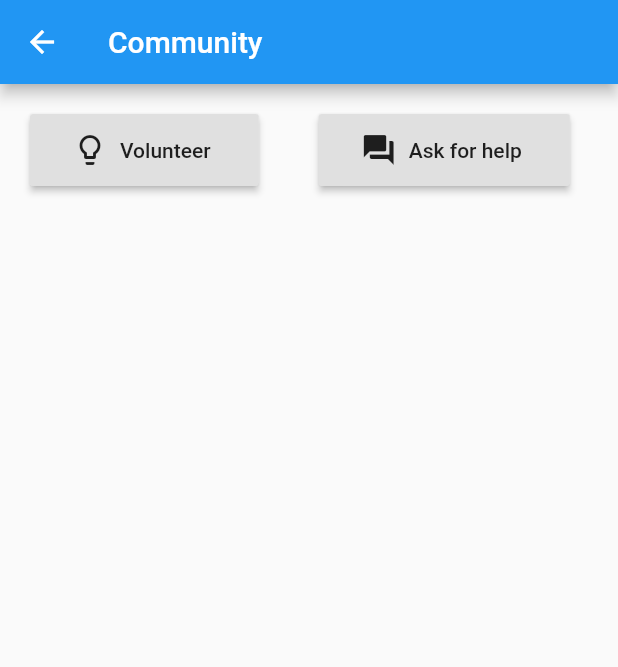
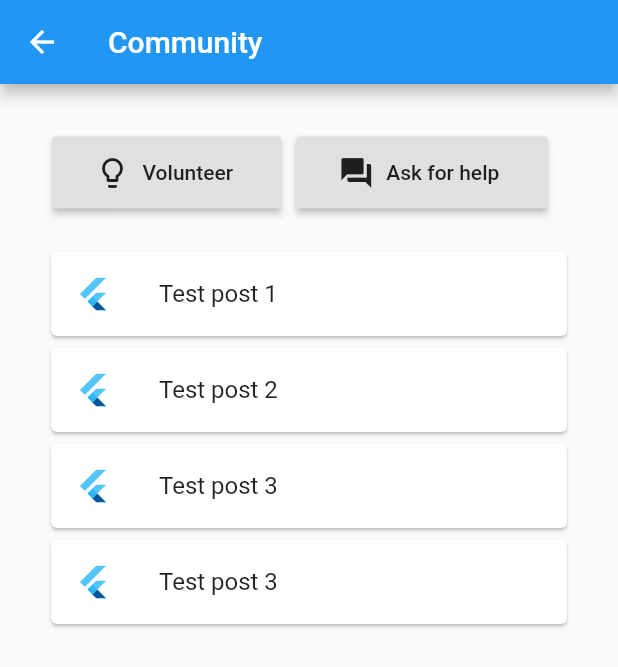
Before and after one commit to arizala13/covid_19_hackathon, a Flutter app: the CommunityViewScreen screen opened directly, on a phone screen of 412 x 824 dp. Shown: the top 667 px of the screen. Run offline on Flutter 3.47's test engine with Material 2 defaults, Android fonts, the phone set to English and light mode, and no system bars.

Commit message:
cards on community screen

```diff
--- a/lib/Screens/community_screen.dart
+++ b/lib/Screens/community_screen.dart
@@ -11,15 +11,23 @@ class _CommunityViewScreenState extends State<CommunityViewScreen> {
 
   @override
     Widget build(BuildContext context) {
-    return Scaffold(
-      appBar: AppBar(
+          return new Scaffold(
+            appBar: AppBar(
         title: Text("Community"),
         backgroundColor: Colors.blue,
       ),
-      body: Row(
-        children: [
+      body: new Padding(
+          padding: const EdgeInsets.all(30.0),
+          child:new Column(
+        children: <Widget>[
+          new Row(
+            children: <Widget>[
+            ],
+          ),
+          new Row(
+            children: <Widget>[
               Padding(
-                padding: EdgeInsets.all(20),
+                padding: EdgeInsets.all(5),
                 child: Container(
                   alignment: Alignment.topCenter,
                         child: RaisedButton(
@@ -36,7 +44,7 @@ class _CommunityViewScreenState extends State<CommunityViewScreen> {
                 ),
               ),
               Padding(
-                padding: EdgeInsets.all(20),
+                padding: EdgeInsets.all(5),
                 child: Container(
                   alignment: Alignment.topCenter,
                         child: RaisedButton(
@@ -53,20 +61,47 @@ class _CommunityViewScreenState extends State<CommunityViewScreen> {
                 ),
               ),
             ],
-      ),
-  // bottomNavigationBar: Align(
-  //     child: new ListView(
-  //     children: [
-  //               Card(
-  //       child: ListTile(
-  //         leading: FlutterLogo(),
-  //         title: Text('Test post 1'),
-  //       ),
-  //   ),
-  //     ]
-  //     ),
-  // )
-  // This doesnt work correctly. It goes over the other widgets
+          ),
+          new Container(height: 20.0,),
+          new Container(
+          child:
+          Card(
+            child: ListTile(
+            leading: FlutterLogo(),
+            title: Text('Test post 1'),
+            ),
+          ),
+    ),
+             new Container(
+          child:
+          Card(
+            child: ListTile(
+            leading: FlutterLogo(),
+            title: Text('Test post 2'),
+            ),
+          ),
+    ),
+                 new Container(
+          child:
+          Card(
+            child: ListTile(
+            leading: FlutterLogo(),
+            title: Text('Test post 3'),
+            ),
+          ),
+    ),
+                     new Container(
+          child:
+          Card(
+            child: ListTile(
+            leading: FlutterLogo(),
+            title: Text('Test post 3'),
+            ),
+          ),
+    )
+
+        ],
+      ),),
     );
   }
   }
```
